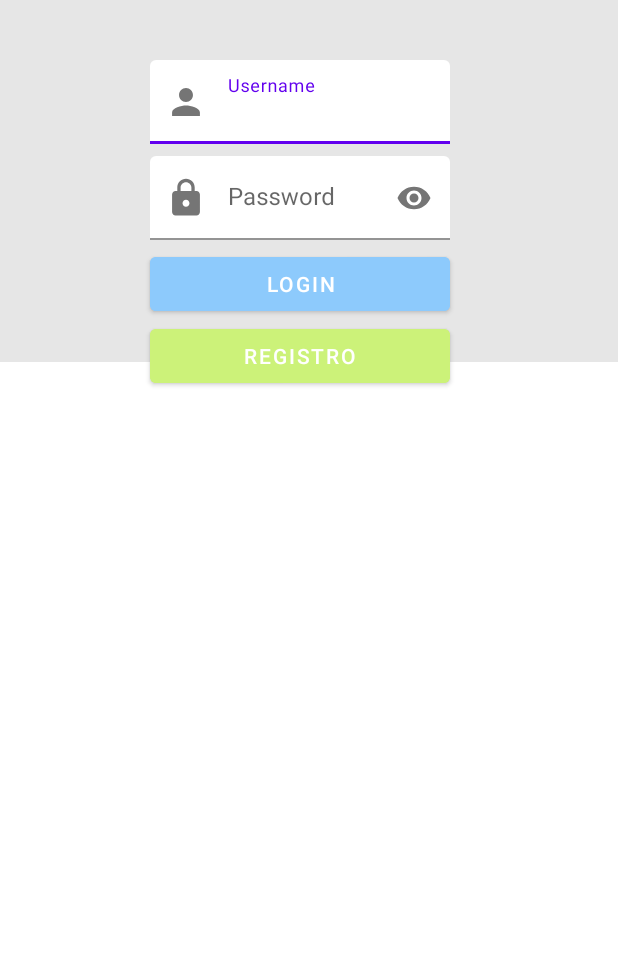
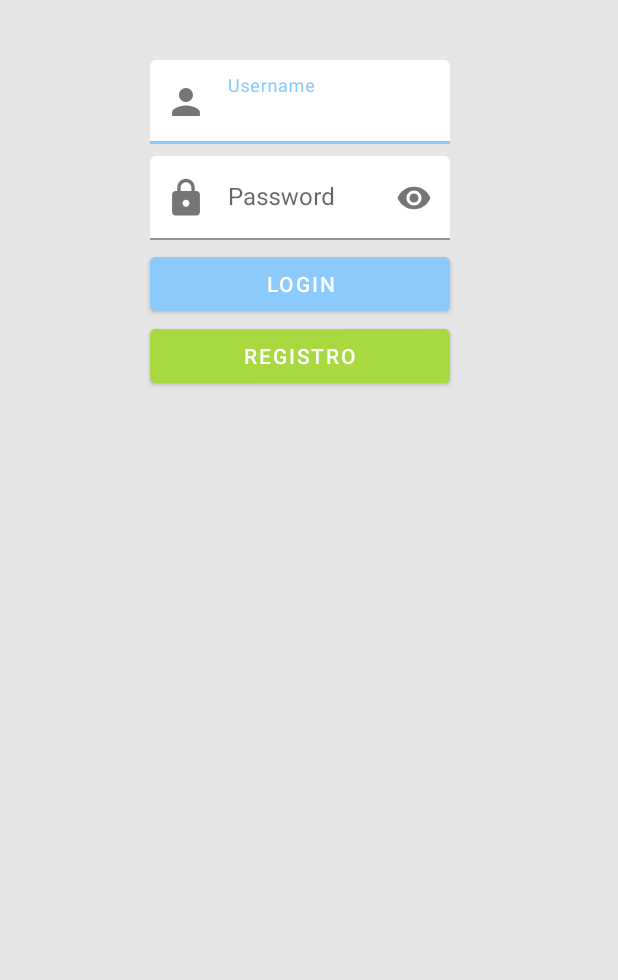
Before and after one commit to asier97am/InterfacesDesign, an Android app: the screen it shows after launch (LoginActivity), on a phone screen of 412 x 824 dp, the part 256-1236 px from its top. Run offline under Robolectric (Android 15) with nearby library versions, the phone set to English and light mode, and no system bars; pictures from the network do not load.

Commit message:
menu desplegable al click en user pero ERROR EN REGISTRO

```diff
--- a/app/src/main/java/com/asier/aranda/diseointerfaces/LoginActivity.java
+++ b/app/src/main/java/com/asier/aranda/diseointerfaces/LoginActivity.java
@@ -25,24 +25,21 @@ public class LoginActivity extends AppCompatActivity {
         super.onCreate(savedInstanceState);
         setContentView(R.layout.activity_login);
 
-        ImageView mAcantilado=findViewById(R.id.backAcantilado);
+        ImageView mBeach=findViewById(R.id.backBeach);
         Glide.with(this)
-                .load(R.drawable.acantilado)
+                .load(R.drawable.beach)
+                .centerCrop()
                 .transition(DrawableTransitionOptions.withCrossFade(2000))
-                .into(mAcantilado);
-
-
-
-
+                .into(mBeach);
 
     }
-    public void onClick(View v){
+    public void openMainActivity(View v){
         Intent intent=new Intent(LoginActivity.this, MainActivity.class);
         intent.addFlags(Intent.FLAG_ACTIVITY_NEW_TASK);
         intent.addFlags(Intent.FLAG_ACTIVITY_CLEAR_TASK);
         startActivity(intent);
     }
-    public void openSignUp(View v){
+    public void openRegistro(View v){
         Intent intent=new Intent(LoginActivity.this, SignUp.class);
         startActivity(intent);
     }
--- a/app/src/main/res/layout/activity_login.xml
+++ b/app/src/main/res/layout/activity_login.xml
@@ -10,7 +10,7 @@
     <!--USERNAME-->
 
     <ImageView
-        android:id="@+id/backAcantilado"
+        android:id="@+id/backBeach"
         android:layout_width="match_parent"
         android:layout_height="match_parent"
         android:scaleType="fitStart" />
@@ -67,9 +67,9 @@
         android:id="@+id/login"
         android:layout_width="0dp"
         android:layout_height="wrap_content"
-        android:onClick="onClick"
+        android:onClick="openMainActivity"
         android:text="Login"
-        style="@style/myButtonInverse"
+        style="@style/myButtonLogin"
         app:layout_constraintBottom_toTopOf="@+id/registro"
         app:layout_constraintEnd_toStartOf="@+id/guideline4"
         app:layout_constraintStart_toStartOf="@+id/guideline3"
@@ -78,12 +78,13 @@
 
     <Button
         android:id="@+id/registro"
-        style="@style/myButton"
-        android:onClick="openSignUp"
+
+        android:onClick="openRegistro"
         android:text="Registro"
         app:layout_constraintEnd_toStartOf="@+id/guideline4"
         app:layout_constraintStart_toStartOf="@+id/guideline3"
-        app:layout_constraintTop_toBottomOf="@+id/login" />
+        app:layout_constraintTop_toBottomOf="@+id/login"
+        style="@style/myButtonRegistro"/>
 
     <ImageView
         android:id="@+id/imageView"
--- a/app/src/main/res/layout/activity_sign_up.xml
+++ b/app/src/main/res/layout/activity_sign_up.xml
@@ -7,7 +7,7 @@
     tools:context=".SignUp">
 
     <ImageView
-        android:id="@+id/backAcantilado1"
+        android:id="@+id/backBeach1"
         android:layout_width="match_parent"
         android:layout_height="match_parent"
         android:scaleType="fitStart"/>
@@ -108,7 +108,7 @@
         android:layout_width="200dp"
         android:layout_height="wrap_content"
         android:text="Login"
-        style="@style/myButton"
+        style="@style/myButtonLogin"
         app:layout_constraintEnd_toStartOf="@+id/guideline9"
         app:layout_constraintStart_toStartOf="@+id/guideline8"
         app:layout_constraintTop_toBottomOf="@+id/mail" />
--- a/app/src/main/res/menu/menu_main.xml
+++ b/app/src/main/res/menu/menu_main.xml
@@ -23,10 +23,10 @@
         android:id="@+id/aboutus"
         android:orderInCategory="100"
         android:title="About Us"
-        app:showAsAction="never" />
+        app:showAsAction="ifRoom" />
     <item
         android:id="@+id/signout"
         android:orderInCategory="100"
         android:title="SignOut"
-        app:showAsAction="never" />
+        app:showAsAction="ifRoom" />
 </menu>
--- a/app/src/main/res/values/strings.xml
+++ b/app/src/main/res/values/strings.xml
@@ -1,3 +1,3 @@
 <resources>
-    <string name="app_name">FirstApp</string>
+    <string name="app_name">FirstApp Asier</string>
 </resources>
--- a/app/src/main/res/values/styles.xml
+++ b/app/src/main/res/values/styles.xml
@@ -1,40 +1,23 @@
 <?xml version="1.0" encoding="utf-8"?>
 <resources>
 
-    <style name="myButton">
+    <style name="myButtonRegistro">
         <item name="android:layout_width">0dp</item>
         <item name="android:layout_height">wrap_content</item>
-
-        <item name="android:backgroundTint">@color/palmeraHoja</item>
-        <item name="android:textColor">@android:color/white</item>
+        <item name="android:backgroundTint">@color/palmeraHojaOscura</item>
+        <item name="android:textColor">@color/white</item>
     </style>
 
-    <style name="myButtonInverse">
+    <style name="myButtonLogin">
         <item name="android:layout_width">0dp</item>
         <item name="android:layout_height">wrap_content</item>
         <item name="android:layout_marginTop">5dp</item>
         <item name="android:backgroundTint">@color/mar</item>
-        <item name="android:textColor">@android:color/white</item>
-    </style>
-
-    <style name="myButtonRegistro" parent="Widget.MaterialComponents.Button.OutlinedButton">
-        <item name="android:layout_width">0dp</item>
-        <item name="android:layout_height">wrap_content</item>
-        <item name="android:layout_marginTop">5dp</item>
         <item name="android:textColor">@color/white</item>
-        <item name="strokeColor">@color/white</item>
-        <item name="cornerRadius">4dp</item>
-    </style>
-
-    <style name="myButtonLogin" parent="Widget.MaterialComponents.Button.OutlinedButton">
-        <item name="android:layout_width">0dp</item>
-        <item name="android:layout_height">wrap_content</item>
-        <item name="android:layout_marginTop">5dp</item>
-        <item name="android:textColor">@color/white</item>
-        <item name="strokeColor">@color/white</item>
-        <item name="cornerRadius">4dp</item>
     </style>
 
 
 
+
+
 </resources>
--- a/app/src/main/res/values/themes.xml
+++ b/app/src/main/res/values/themes.xml
@@ -2,7 +2,8 @@
     <!-- Base application theme. -->
     <style name="Theme.DiseñoInterfaces" parent="Theme.MaterialComponents.DayNight.NoActionBar">
         <!-- Primary brand color. -->
-        <item name="colorPrimary">@color/purple_500</item>
+        <!-- Color del hint de los textVieww. -->
+        <item name="colorPrimary">@color/mar</item>
         <item name="colorPrimaryVariant">@color/purple_700</item>
         <item name="colorOnPrimary">@color/white</item>
         <!-- Secondary brand color. -->
@@ -10,7 +11,7 @@
         <item name="colorSecondaryVariant">@color/teal_700</item>
         <item name="colorOnSecondary">@color/black</item>
         <!-- Status bar color. -->
-        <item name="android:statusBarColor">@color/arenaOscura</item>
+        <item name="android:statusBarColor">@color/arenaClara</item>
         <!-- Customize your theme here. -->
     </style>
     <style name="NoActionTheme" parent="Theme.AppCompat.DayNight">
@@ -19,8 +20,12 @@
 
     <style name="ActionTheme" parent="Theme.MaterialComponents.DayNight">
 
-        <item name="android:statusBarColor">@color/arenaOscura</item>
+        <item name="android:statusBarColor">@color/arenaClara</item>
+
+        <!-- Color de dentro de los textVieww (letra que escribimos). -->
         <item name="android:textColorPrimary">@color/palmeraTronco</item>
+        <!-- Color del hint de los textVieww. -->
+        <item name="colorPrimary">@color/mar</item>
 
         <item name="actionBarStyle">@style/MyActionBar</item>
 
@@ -28,7 +33,7 @@
 
     </style>
     <style name="MyActionBar" parent="Widget.MaterialComponents.Light.ActionBar.Solid" >
-        <item name="background">@color/arenaClara</item>
+        <item name="background">@color/arenaOscura</item>
 
 
     </style>
```
Also changed, not shown: app/src/main/java/com/asier/aranda/diseointerfaces/MainActivity.java (+30 -0 lines), app/src/main/java/com/asier/aranda/diseointerfaces/SignUp.java (+4 -3 lines), app/src/main/res/drawable/ic_logoprincipal.xml (added, +10 -0 lines).
